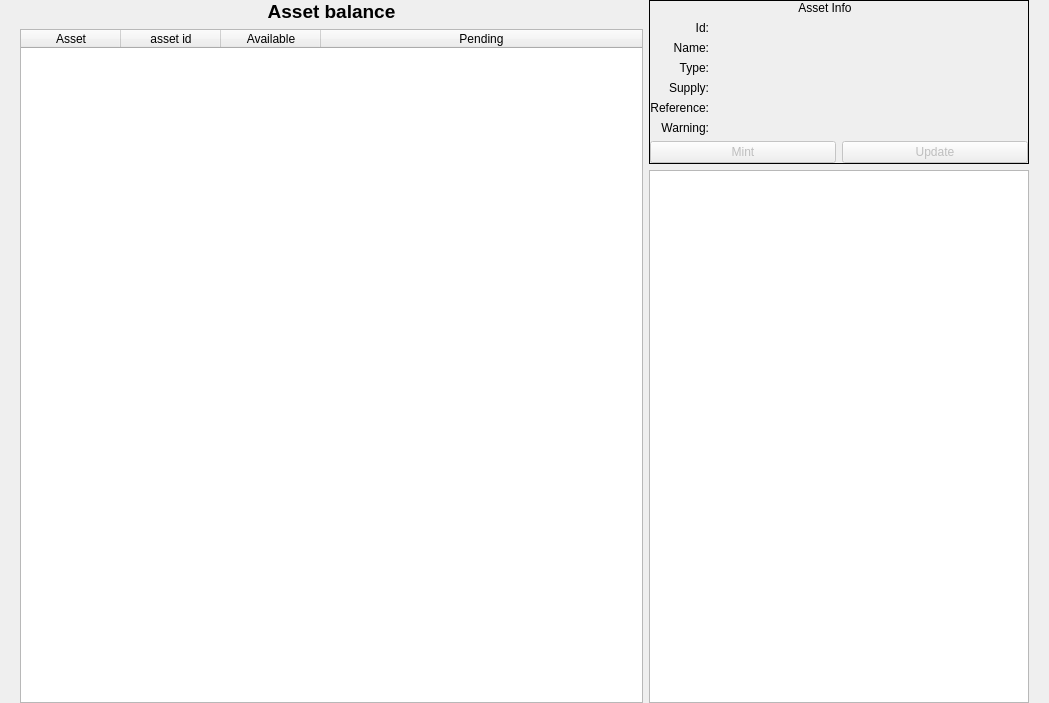
The window that src/qt/forms/assetsdialog.ui (Raptor3um/raptoreum) describes before a commit, drawn with Qt 5.
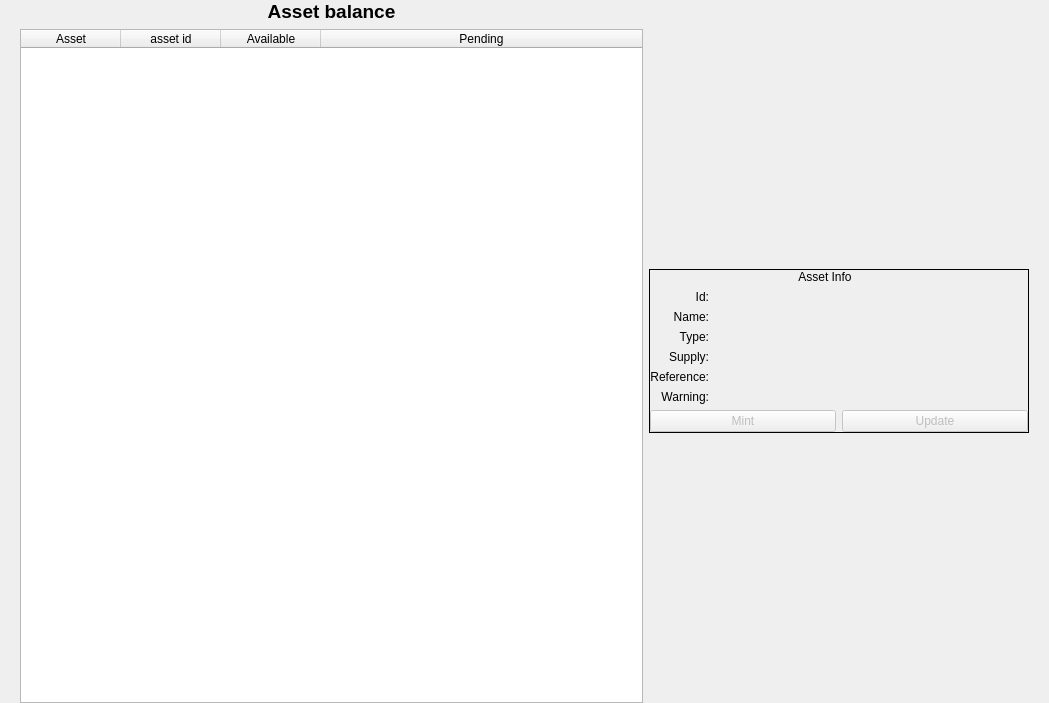
The same window after the commit.

Commit message:
qt: remove leftover empty widget from Asset Info panel (#395)
The Assets dialog carried a `QListWidget` ("listWidget") in the bottom-right
of the Asset Info area that was never populated or referenced from any code —
its only traces were the .ui definition and a dead stylesheet rule. With a
fixed 380px minimum width it rendered as an empty box (most visibly on the
Windows Qt build).

Remove the orphan widget and its stylesheet rule. No code references it, so
nothing else changes.

Diff of the .ui file:
```diff
--- a/src/qt/forms/assetsdialog.ui
+++ b/src/qt/forms/assetsdialog.ui
@@ -120,7 +120,7 @@
           </layout>
          </item>
          <item>
-          <layout class="QVBoxLayout" name="verticalLayout_5" stretch="0,0">
+          <layout class="QVBoxLayout" name="verticalLayout_5" stretch="0">
            <item>
             <widget class="QFrame" name="detailframe">
              <property name="enabled">
@@ -378,28 +378,6 @@
              </layout>
             </widget>
            </item>
-           <item>
-            <widget class="QListWidget" name="listWidget">
-             <property name="sizePolicy">
-              <sizepolicy hsizetype="Maximum" vsizetype="Expanding">
-               <horstretch>0</horstretch>
-               <verstretch>0</verstretch>
-              </sizepolicy>
-             </property>
-             <property name="minimumSize">
-              <size>
-               <width>380</width>
-               <height>0</height>
-              </size>
-             </property>
-             <property name="maximumSize">
-              <size>
-               <width>16777215</width>
-               <height>16777215</height>
-              </size>
-             </property>
-            </widget>
-           </item>
           </layout>
          </item>
         </layout>
```
The commit also changes 1 other file.
